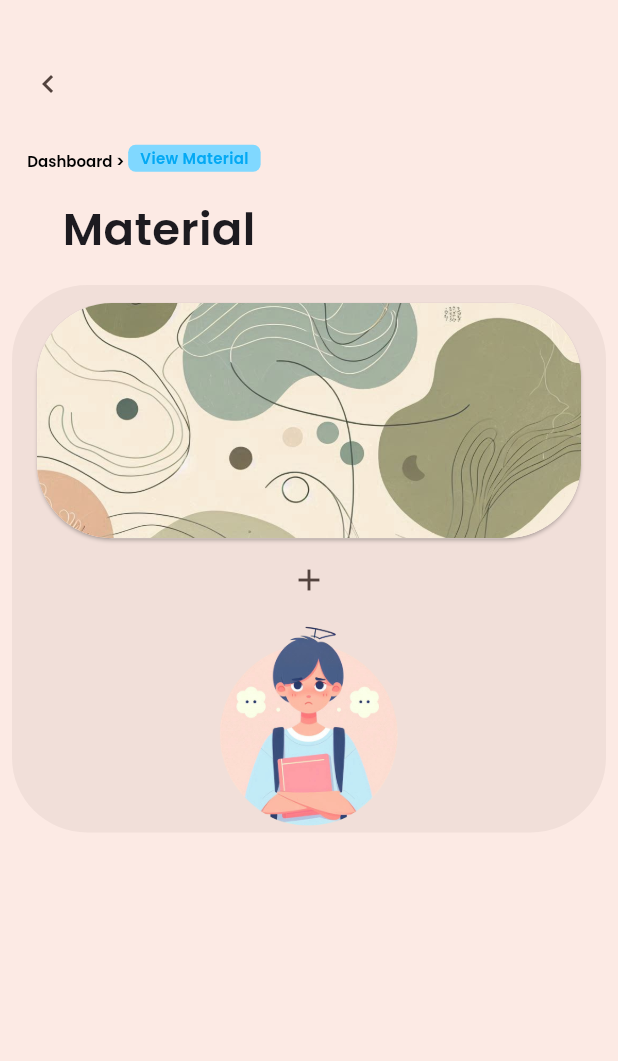
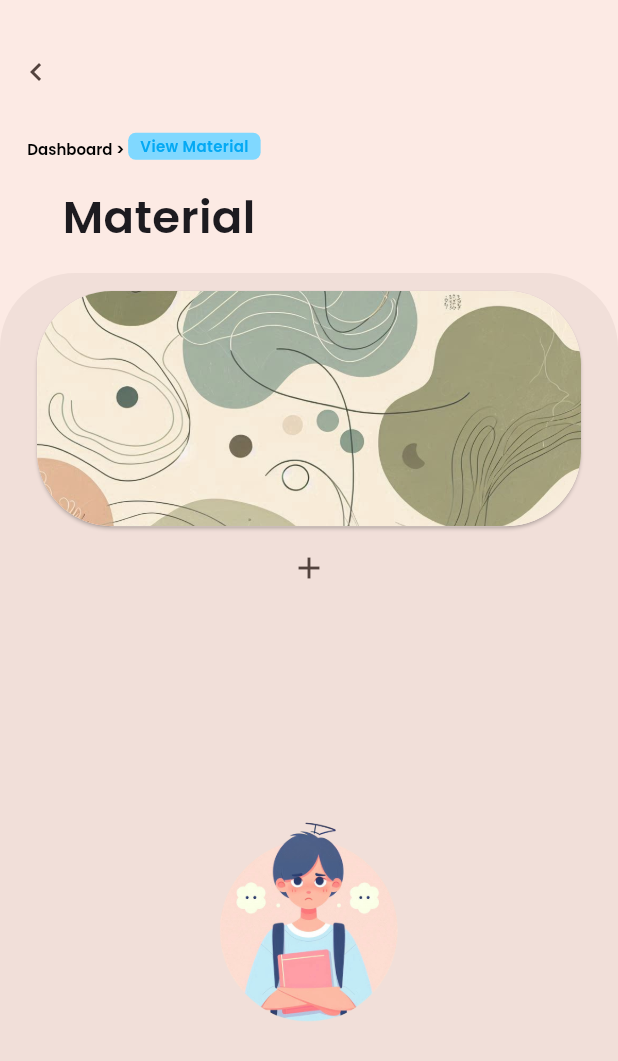
Before and after one commit to dermpton/study_planner, a Flutter app: the ViewMaterialPage screen opened directly with empty values, after a tap on the "add" icon, on a phone screen of 412 x 824 dp. Shown: the top 1061 px of the screen. Run offline on Flutter 3.47's test engine with Material 3 defaults, Android fonts, the phone set to English and light mode, and no system bars; our stand-ins replace confetti, file_picker, fl_chart, google_fonts, shared_preferences, sqflite and 1 more; missing offline and left inert: bcrypt; accounts and stored records are empty.

Commit message:
Draft #26: Minimum Viable Product Code is Ready (With Strings Attached)

```diff
--- a/lib/database_helper.dart
+++ b/lib/database_helper.dart
@@ -73,8 +73,11 @@ import 'package:study_planner/prefs.dart';
 
 class DatabaseHelper {
   static Database? _database;
+
   DatabaseHelper._internal();
+
   static final DatabaseHelper _instance = DatabaseHelper._internal();
+
   factory DatabaseHelper() => _instance;
 
   Future<Database> get database async {
@@ -102,7 +105,7 @@ class DatabaseHelper {
         await db.execute('''
     CREATE TABLE courses(
     id INTEGER PRIMARY KEY AUTOINCREMENT,
-    title TEXT NOT NULL,
+    title TEXT NOT NULL UNIQUE,
     instructor TEXT,
     schedule TEXT,
     courseCode TEXT NOT NULL
@@ -137,7 +140,7 @@ class DatabaseHelper {
         await db.execute('''
         CREATE TABLE resources(
         id INTEGER PRIMARY KEY AUTOINCREMENT,
-        courseId INTEGER NOT NULL,
+        courseId TEXT NOT NULL,
         filePath TEXT NOT NULL,
         FOREIGN KEY(courseId) REFERENCES courses(title) ON DELETE CASCADE
         )
@@ -254,23 +257,46 @@ class DatabaseHelper {
   Future<void> saveResource(String courseId, String filePath) async {
     final db = await database;
 
+    // Temporarily disable foreign key constraints
+    await db.execute("PRAGMA foreign_keys = OFF");
+
+    try {
       await db.insert('resources', {
         'courseId': courseId,
         'filePath': filePath,
       }, conflictAlgorithm: ConflictAlgorithm.replace);
+
+      // print("Resource saved successfully: $courseId - $filePath");
+    } catch (e) {
+      print("Error saving resource: $e");
+      rethrow;
+    } finally {
+      // Re-enable foreign key constraints
+      await db.execute("PRAGMA foreign_keys = ON");
+    }
   }
 
   Future<List<String>> displayResources(String courseId) async {
     final db = await database;
+
+    try {
+      // print("Fetching resources for course: $courseId");
+
       final allResources = await db.query(
         'resources',
-      where: 'courseID = ?',
+        where: 'courseId = ?',
         whereArgs: [courseId],
       );
+
+      // print("Found ${allResources.length} resources");
 
       return allResources
           .map((resource) => resource['filePath'] as String)
           .toList();
+    } catch (e) {
+      // print("Error fetching resources: $e");
+      return [];
+    }
   }
 
   Future<bool> deleteResource(String filePath) async {
@@ -287,4 +313,13 @@ class DatabaseHelper {
       return false;
     }
   }
+
+  // Future<void> dumpResourcesTable() async {
+  //   final db = await database;
+  //   final allResources = await db.query('resources');
+  //   print('All resources: $allResources');
+  //
+  //   final allCourses = await db.query('courses');
+  //   print('All courses: $allCourses');
+  // }
 }
--- a/lib/view_material.dart
+++ b/lib/view_material.dart
@@ -12,11 +12,11 @@ class ViewMaterialPage extends StatefulWidget {
 }
 
 class _ViewMaterialPageState extends State<ViewMaterialPage> {
-  final TextEditingController _controller = TextEditingController();
   List<String> _resources = [];
   final DatabaseHelper _db = DatabaseHelper();
 
   Future<void> _getRelevantFile() async {
+    try {
       final result = await FilePicker.platform.pickFiles(
         type: FileType.custom,
         allowedExtensions: ['jpg', 'pdf', 'doc'],
@@ -24,7 +24,33 @@ class _ViewMaterialPageState extends State<ViewMaterialPage> {
 
       if (result != null && result.files.single.path != null) {
         final path = result.files.single.path!;
+
+        // For debugging
+        // print("Selected file: $path");
+        // print("Course ID: ${widget.courseId}");
+
+        // Check if the courseId exists in the courses table
         await _db.saveResource(widget.courseId, path);
+
+        // Refresh the list
+        _loadResources();
+
+        // Show success message
+        ScaffoldMessenger.of(context).showSnackBar(
+          SnackBar(
+            content: Text('File added successfully'),
+            backgroundColor: Colors.black,
+          ),
+        );
+      }
+    } catch (e) {
+      // print("Error adding file: $e");
+      ScaffoldMessenger.of(context).showSnackBar(
+        SnackBar(
+          content: Text('Error adding file: ${e.toString()}'),
+          backgroundColor: Colors.black,
+        ),
+      );
     }
   }
 
@@ -46,10 +72,7 @@ class _ViewMaterialPageState extends State<ViewMaterialPage> {
     return Scaffold(
       backgroundColor: Theme.of(context).colorScheme.surfaceContainer,
       resizeToAvoidBottomInset: true,
-      body: SingleChildScrollView(
-        child: Padding(
-          padding: EdgeInsets.all(8),
-          child: Column(
+      body: Column(
         mainAxisAlignment: MainAxisAlignment.start,
         children: [
           SizedBox(height: 24),
@@ -72,7 +95,6 @@ class _ViewMaterialPageState extends State<ViewMaterialPage> {
                   fontWeight: FontWeight.w600,
                   color: Colors.black,
                 ),
-
                 children: [
                   TextSpan(text: "Dashboard > "),
                   WidgetSpan(
@@ -115,15 +137,13 @@ class _ViewMaterialPageState extends State<ViewMaterialPage> {
             ),
           ),
           SizedBox(height: 16),
-              // SizedBox(height: 16),
-              Container(
-                // height: MediaQuery.of(context).size.height,
+          Expanded(
+            child: Container(
               decoration: BoxDecoration(
                 color: Theme.of(context).colorScheme.surfaceContainerHighest,
                 borderRadius: BorderRadius.all(Radius.circular(50)),
               ),
               child: Column(
-                  mainAxisAlignment: MainAxisAlignment.start,
                 children: [
                   SizedBox(height: 8),
                   SizedBox(
@@ -163,29 +183,32 @@ class _ViewMaterialPageState extends State<ViewMaterialPage> {
                   ),
                   IconButton(
                     onPressed: () async {
-                        if (!mounted) return;
                       await _getRelevantFile();
                     },
                     icon: Icon(Icons.add),
                   ),
-                    _resources.isEmpty
-                        ? Center(
+                  if (_resources.isEmpty)
+                    Expanded(
+                      child: Center(
                         child: Image.asset(
                           'assets/pngs/No Material Yet - Transparent Background.png',
                           width: MediaQuery.of(context).size.width * 0.35,
                           height: MediaQuery.of(context).size.width * 0.35,
                         ),
+                      ),
                     )
-                        : Expanded(
+                  else
+                    Expanded(
                       child: ListView.separated(
                         itemBuilder: (BuildContext context, int index) {
+                          String filename = _resources[index].split('/').last;
                           return ListTile(
                             leading: CircleAvatar(
                               radius: 35,
                               child: Icon(Icons.notes_sharp),
                             ),
                             title: Text(
-                                  _resources[index],
+                              filename,
                               style: GoogleFonts.poppins(
                                 fontSize: 12,
                                 fontWeight: FontWeight.w600,
@@ -193,8 +216,6 @@ class _ViewMaterialPageState extends State<ViewMaterialPage> {
                             ),
                             trailing: IconButton(
                               onPressed: () async {
-                                    if (!mounted) return;
-
                                 showAdaptiveDialog(
                                   context: context,
                                   builder: (context) {
@@ -214,8 +235,8 @@ class _ViewMaterialPageState extends State<ViewMaterialPage> {
                                         ),
                                         TextButton(
                                           onPressed: () async {
-                                                if (await _db.deleteCourse(
-                                                  widget.courseId,
+                                            if (await _db.deleteResource(
+                                              _resources[index],
                                             )) {
                                               setState(() {
                                                 _loadResources();
@@ -225,24 +246,20 @@ class _ViewMaterialPageState extends State<ViewMaterialPage> {
                                                 context,
                                               ).showSnackBar(
                                                 SnackBar(
-                                                      backgroundColor:
-                                                          Colors.black,
+                                                  backgroundColor: Colors.black,
                                                   behavior:
-                                                          SnackBarBehavior
-                                                              .floating,
+                                                      SnackBarBehavior.floating,
                                                   duration: Duration(
                                                     seconds: 2,
                                                   ),
                                                   content: Text(
                                                     'Material Removed',
-                                                        style:
-                                                            GoogleFonts.poppins(
+                                                    style: GoogleFonts.poppins(
                                                       fontSize: 8,
                                                     ),
                                                   ),
                                                 ),
                                               );
-                                                  Navigator.of(context).pop();
                                               Navigator.of(context).pop();
                                             }
                                           },
@@ -263,7 +280,7 @@ class _ViewMaterialPageState extends State<ViewMaterialPage> {
                                         ),
                                       ],
                                       content: Text(
-                                            "Delete ${_resources[index]}?",
+                                        "Delete ${_resources[index].split('/').last}?",
                                         style: GoogleFonts.poppins(
                                           fontSize: 12,
                                           fontWeight: FontWeight.w600,
@@ -278,10 +295,7 @@ class _ViewMaterialPageState extends State<ViewMaterialPage> {
                           );
                         },
                         itemCount: _resources.length,
-                            separatorBuilder: (
-                              BuildContext context,
-                              int index,
-                            ) {
+                        separatorBuilder: (BuildContext context, int index) {
                           return Divider();
                         },
                       ),
@@ -289,9 +303,8 @@ class _ViewMaterialPageState extends State<ViewMaterialPage> {
                 ],
               ),
             ),
+          ),
         ],
-          ),
-        ),
       ),
     );
   }
```
Lines whose indentation alone changed are shown as unchanged.
